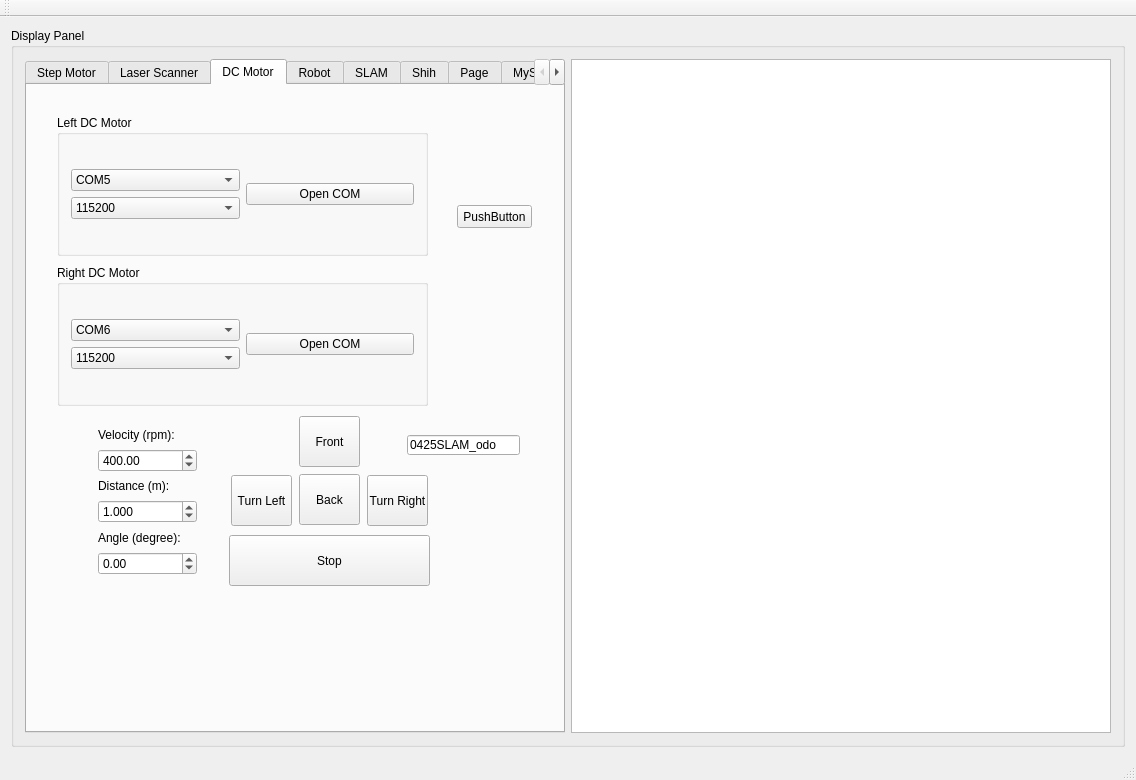
Before: the Qt Designer form eic_test.ui in bill-lee/EIC_Final, drawn with Qt 5.
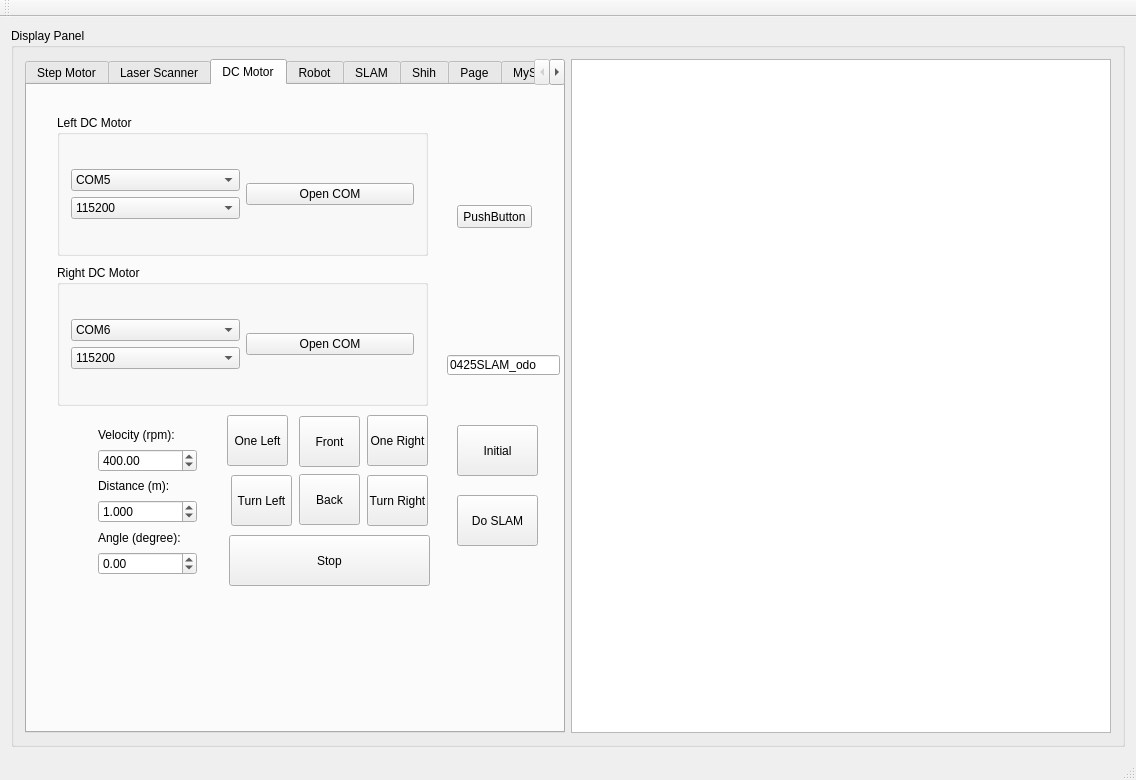
After: the same form once the commit is applied.

```diff
--- a/eic_test.ui
+++ b/eic_test.ui
@@ -1289,8 +1289,8 @@
           <widget class="QLineEdit" name="lineEdit_dcmotor_odometer">
            <property name="geometry">
             <rect>
-             <x>380</x>
-             <y>350</y>
+             <x>420</x>
+             <y>270</y>
              <width>113</width>
              <height>20</height>
             </rect>
@@ -1299,6 +1299,112 @@
             <string>0425SLAM_odo</string>
            </property>
           </widget>
+          <widget class="QPushButton" name="pushButton_slam_navi_init">
+           <property name="geometry">
+            <rect>
+             <x>430</x>
+             <y>340</y>
+             <width>81</width>
+             <height>51</height>
+            </rect>
+           </property>
+           <property name="text">
+            <string>Initial</string>
+           </property>
+          </widget>
+          <widget class="QPushButton" name="pushButton_dcmotor_oneleft">
+           <property name="enabled">
+            <bool>true</bool>
+           </property>
+           <property name="geometry">
+            <rect>
+             <x>200</x>
+             <y>330</y>
+             <width>61</width>
+             <height>51</height>
+            </rect>
+           </property>
+           <property name="sizePolicy">
+            <sizepolicy hsizetype="Fixed" vsizetype="Fixed">
+             <horstretch>0</horstretch>
+             <verstretch>0</verstretch>
+            </sizepolicy>
+           </property>
+           <property name="contextMenuPolicy">
+            <enum>Qt::DefaultContextMenu</enum>
+           </property>
+           <property name="text">
+            <string>One Left</string>
+           </property>
+           <property name="checkable">
+            <bool>false</bool>
+           </property>
+           <property name="autoRepeat">
+            <bool>false</bool>
+           </property>
+           <property name="autoExclusive">
+            <bool>false</bool>
+           </property>
+           <property name="default">
+            <bool>false</bool>
+           </property>
+           <property name="flat">
+            <bool>false</bool>
+           </property>
+          </widget>
+          <widget class="QPushButton" name="pushButton_dcmotor_oneright">
+           <property name="enabled">
+            <bool>true</bool>
+           </property>
+           <property name="geometry">
+            <rect>
+             <x>340</x>
+             <y>330</y>
+             <width>61</width>
+             <height>51</height>
+            </rect>
+           </property>
+           <property name="sizePolicy">
+            <sizepolicy hsizetype="Fixed" vsizetype="Fixed">
+             <horstretch>0</horstretch>
+             <verstretch>0</verstretch>
+            </sizepolicy>
+           </property>
+           <property name="contextMenuPolicy">
+            <enum>Qt::DefaultContextMenu</enum>
+           </property>
+           <property name="text">
+            <string>One Right</string>
+           </property>
+           <property name="checkable">
+            <bool>false</bool>
+           </property>
+           <property name="autoRepeat">
+            <bool>false</bool>
+           </property>
+           <property name="autoExclusive">
+            <bool>false</bool>
+           </property>
+           <property name="default">
+            <bool>false</bool>
+           </property>
+           <property name="flat">
+            <bool>false</bool>
+           </property>
+          </widget>
+          <widget class="QPushButton" name="pushButton_slam_navi">
+           <property name="geometry">
+            <rect>
+             <x>430</x>
+             <y>410</y>
+             <width>81</width>
+             <height>51</height>
+            </rect>
+           </property>
+           <property name="text">
+            <string>Do SLAM</string>
+           </property>
+          </widget>
          </widget>
          <widget class="QWidget" name="tab_3">
           <attribute name="title">
```
Left out of the diff: 2 changed lines with no effect on the pictures.
